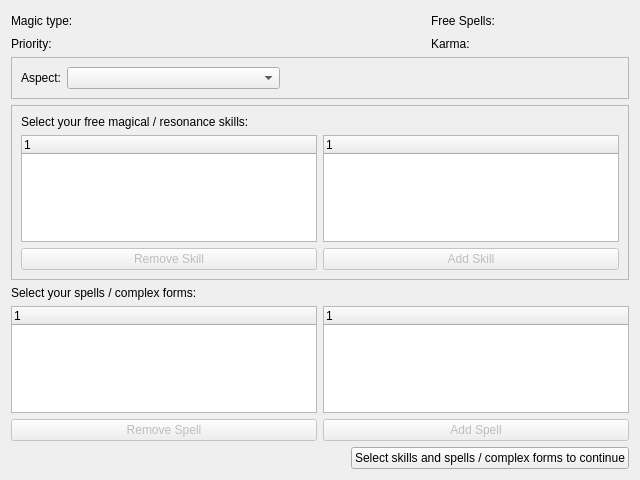
This is SR5-Shaman/ui/character/tabs/chareditmagictab.ui in TheSHEEEP/SR5-Shaman as Qt 5 draws it before an edit. The edited form follows.
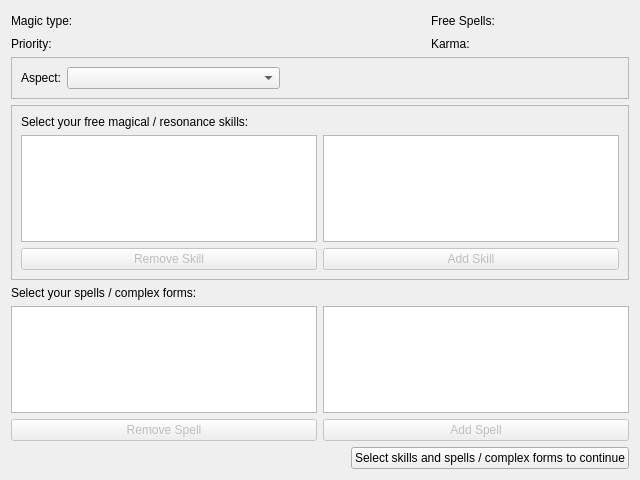
This is the edited form.

Commit message:
First version of skill model done
Can be viewed in the magic tab, will be used to select free skills.

Next is filtering the shown list to actually enable this.

What changed in the file:
```diff
--- a/SR5-Shaman/ui/character/tabs/chareditmagictab.ui
+++ b/SR5-Shaman/ui/character/tabs/chareditmagictab.ui
@@ -257,22 +257,10 @@
         <item>
          <layout class="QHBoxLayout" name="horizontalLayout_3">
           <item>
-           <widget class="QTreeWidget" name="treeSkills">
-            <column>
-             <property name="text">
-              <string notr="true">1</string>
-             </property>
-            </column>
-           </widget>
+           <widget class="QTreeView" name="treeSkills"/>
           </item>
           <item>
-           <widget class="QTreeWidget" name="treeSkillsAvailable">
-            <column>
-             <property name="text">
-              <string notr="true">1</string>
-             </property>
-            </column>
-           </widget>
+           <widget class="QTreeView" name="treeSkillsAvailable"/>
           </item>
          </layout>
         </item>
@@ -317,22 +305,10 @@
      <item>
       <layout class="QHBoxLayout" name="horizontalLayout_4">
        <item>
-        <widget class="QTreeWidget" name="treeSpells">
-         <column>
-          <property name="text">
-           <string notr="true">1</string>
-          </property>
-         </column>
-        </widget>
+        <widget class="QTreeView" name="treeSpells"/>
        </item>
        <item>
-        <widget class="QTreeWidget" name="treeSpellsAvailable">
-         <column>
-          <property name="text">
-           <string notr="true">1</string>
-          </property>
-         </column>
-        </widget>
+        <widget class="QTreeView" name="treeSpellsAvailable"/>
        </item>
       </layout>
      </item>
```
The commit also changes 10 other files.
